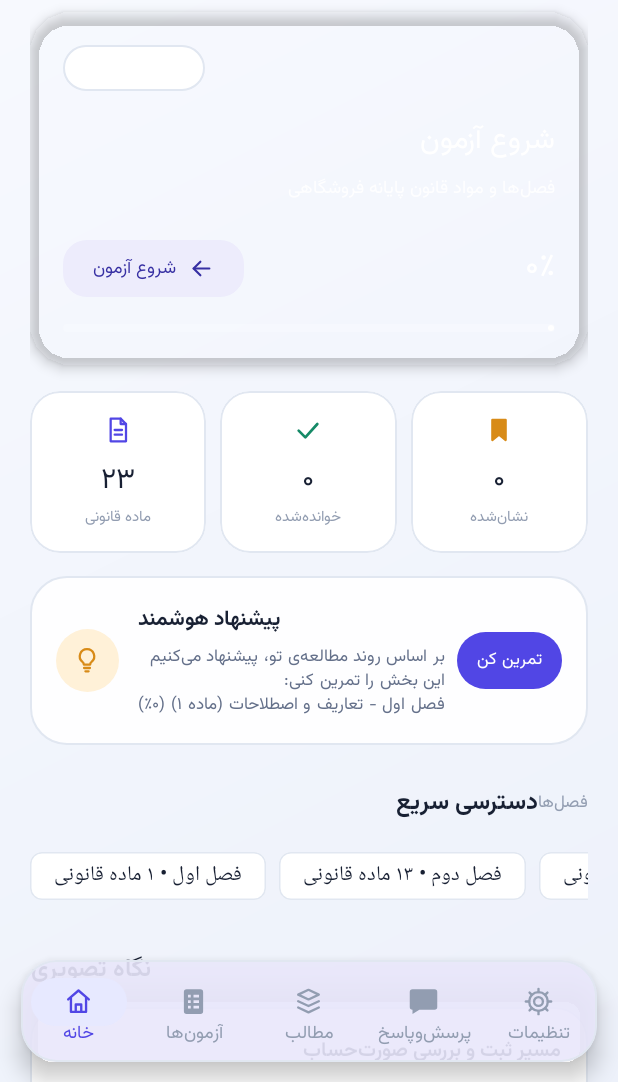
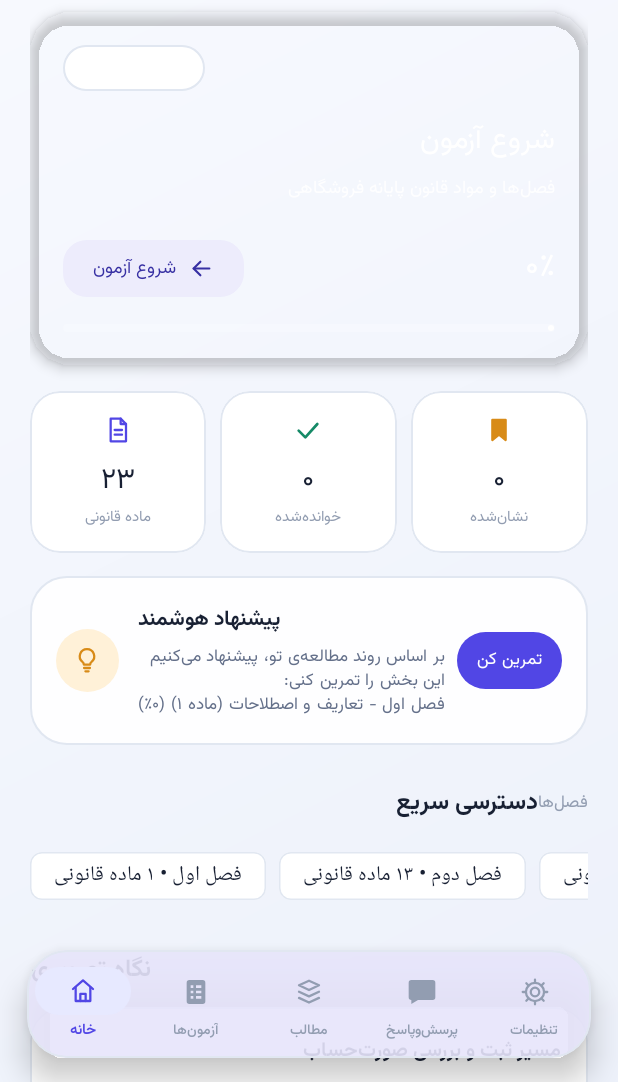
Before and after one commit to TheVrisky/irtax, an Android app built with Jetpack Compose: the screen it shows after launch (MainActivity), on a phone screen of 412 x 824 dp, the part 154-1236 px from its top. Run offline under Robolectric (Android 15) with nearby library versions, the phone set to English and light mode, and no system bars.

Commit message:
Refresh IRTAX 2.0.2 visual system

```diff
--- a/app/src/main/res/layout/activity_main.xml
+++ b/app/src/main/res/layout/activity_main.xml
@@ -3,7 +3,8 @@
     xmlns:android="http://schemas.android.com/apk/res/android"
     xmlns:app="http://schemas.android.com/apk/res-auto"
     android:layout_width="match_parent"
-    android:layout_height="match_parent">
+    android:layout_height="match_parent"
+    android:background="@drawable/bg_app_gradient">
 
     <androidx.fragment.app.FragmentContainerView
         android:id="@+id/fragment_container"
@@ -19,27 +20,31 @@
         android:id="@+id/nav_card"
         android:layout_width="0dp"
         android:layout_height="wrap_content"
-        android:layout_marginHorizontal="14dp"
-        android:layout_marginBottom="13dp"
+        android:layout_marginHorizontal="18dp"
+        android:layout_marginBottom="16dp"
         app:cardBackgroundColor="@color/nav_glass"
-        app:cardCornerRadius="24dp"
-        app:cardElevation="9dp"
+        app:cardCornerRadius="27dp"
+        app:cardElevation="12dp"
         app:strokeColor="@color/outline"
         app:strokeWidth="1dp"
         app:layout_constraintBottom_toBottomOf="parent"
         app:layout_constraintStart_toStartOf="parent"
         app:layout_constraintEnd_toEndOf="parent">
+
         <com.google.android.material.bottomnavigation.BottomNavigationView
             android:id="@+id/bottom_nav"
             android:layout_width="match_parent"
-            android:layout_height="68dp"
+            android:layout_height="72dp"
             android:background="@android:color/transparent"
             app:backgroundTint="@android:color/transparent"
             app:elevation="0dp"
-            app:itemIconSize="22dp"
+            app:itemActiveIndicatorStyle="@style/Widget.irtax.NavIndicator"
+            app:itemHorizontalTranslationEnabled="false"
+            app:itemIconSize="21dp"
             app:itemIconTint="@color/nav_item_tint"
+            app:itemTextAppearanceActive="@style/TextAppearance.irtax.BottomNavigation.Active"
+            app:itemTextAppearanceInactive="@style/TextAppearance.irtax.BottomNavigation.Inactive"
             app:itemTextColor="@color/nav_item_tint"
-            app:itemActiveIndicatorStyle="@style/Widget.irtax.NavIndicator"
             app:labelVisibilityMode="labeled"
             app:menu="@menu/menu_bottom_nav" />
     </com.google.android.material.card.MaterialCardView>
```
